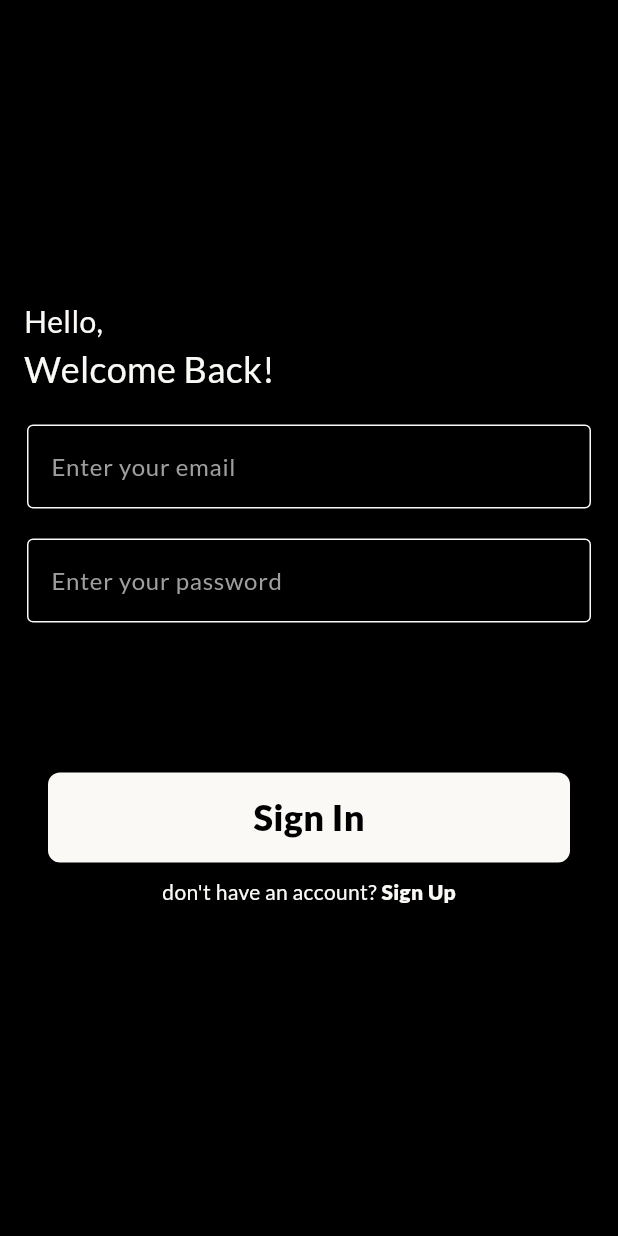
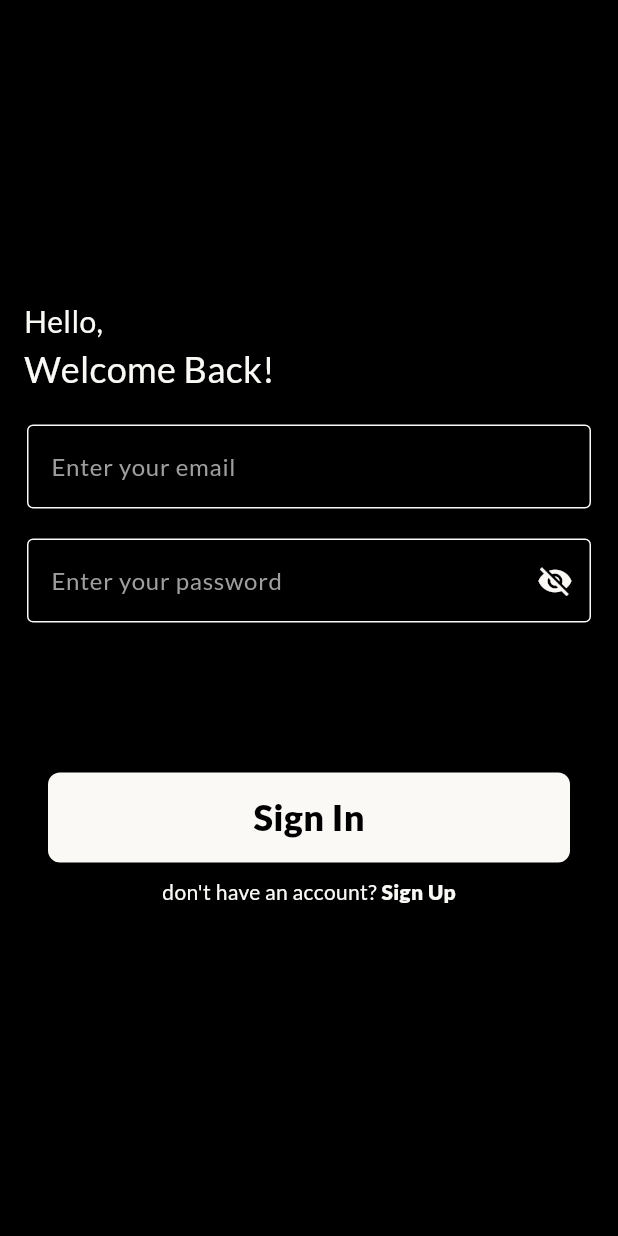
Before and after one commit to MohamedAliShosha/Quotify, a Flutter app: the screen it shows after launch, after a tap on "Get Started", on a phone screen of 412 x 824 dp. Run offline on Flutter 3.47's test engine with Material 3 defaults, Android fonts, the phone set to English and light mode, and no system bars; drawn by our look-alikes of modal_progress_hud_nsn; our stand-ins replace firebase_auth, firebase_core, go_router; missing offline and left inert: firebase_app_check; accounts and stored records are empty.

Commit message:
feat(auth): add password visibility toggle to sign in/up forms
refactor(routing): replace quotes view with home view
style: remove trailing whitespace and fix formatting

```diff
--- a/lib/core/utils/app_router.dart
+++ b/lib/core/utils/app_router.dart
@@ -2,7 +2,7 @@ import 'package:go_router/go_router.dart';
 import 'package:starter_template/features/Auth/SignIn/presentation/views/sign_in_view.dart';
 import 'package:starter_template/features/Auth/SignUp/presentation/views/sign_up_view.dart';
 import 'package:starter_template/features/OnBoarding/presentation/views/on_boarding_view.dart';
-import 'package:starter_template/features/Quotes/presentation/views/quotes_view.dart';
+import 'package:starter_template/features/Home/presentation/views/home_view.dart';
 
 abstract class AppRouter {
   // The first thing when creating routers is declaring routes variables
@@ -10,6 +10,7 @@ abstract class AppRouter {
   static const kSignUpView = '/signUpView';
   static const onBoardingView = '/onBoardingView';
   static const kQuotesView = '/quotesView';
+  static const kHomeView = '/homeView';
   static const kProfileView = '/profileView';
 
   // Then creating the router variable that = GoRouter"Contains a list of routes"
@@ -34,9 +35,9 @@ abstract class AppRouter {
         },
       ),
       GoRoute(
-        path: '/quotesView',
+        path: '/homeView',
         builder: (context, state) {
-          return const QuotesView();
+          return const HomeView();
         },
       )
     ],
--- a/lib/core/widgets/custom_email_and_password_text_form_field.dart
+++ b/lib/core/widgets/custom_email_and_password_text_form_field.dart
@@ -10,18 +10,20 @@ class CustomEmailAndPasswordTextFormField extends StatelessWidget {
       this.onChanged,
       this.hintText,
       this.obscuredText = false,
-      required this.labelText});
+      required this.labelText, this.suffixIcon});
 
   final String labelText;
   Function(String)? onChanged;
   String? hintText;
   bool? obscuredText; // I gave  it a default value of false
+  final Widget? suffixIcon;
 
   @override
   Widget build(BuildContext context) {
     return Padding(
       padding: const EdgeInsets.only(left: 10, right: 10),
       child: TextFormField(
+
         style: const TextStyle(
           color: ColorsManager.kWhiteColor,
         ),
@@ -37,7 +39,7 @@ class CustomEmailAndPasswordTextFormField extends StatelessWidget {
         },
         onChanged: onChanged,
         decoration: InputDecoration(
-
+          suffixIcon: suffixIcon,
           labelText: labelText,
           labelStyle: const TextStyle(fontSize: 16, color: ColorsManager.kGreyColor),
           hintText: hintText,
--- a/lib/features/Auth/SignIn/presentation/views/sign_in_view.dart
+++ b/lib/features/Auth/SignIn/presentation/views/sign_in_view.dart
@@ -21,6 +21,7 @@ class SignInView extends StatefulWidget {
 
 class _SignInViewState extends State<SignInView> {
   bool isLoading = false; // This is a default value
+  bool isPasswordVisible = false;
   String? email, password;
   GlobalKey<FormState> formKey = GlobalKey();
 
@@ -31,7 +32,6 @@ class _SignInViewState extends State<SignInView> {
           const CircularProgressIndicator(color: ColorsManager.kPrimaryColor),
       inAsyncCall: isLoading,
       child: Scaffold(
-
         body: Padding(
           padding: const EdgeInsets.symmetric(horizontal: 8),
           child: Form(
@@ -66,9 +66,20 @@ class _SignInViewState extends State<SignInView> {
                     height: 20,
                   ),
                   CustomEmailAndPasswordTextFormField(
+                    suffixIcon: IconButton(
+                      color: ColorsManager.kPrimaryColor,
+                      onPressed: () {
+                        setState(() {
+                          isPasswordVisible = !isPasswordVisible;
+                        });
+                      },
+                      icon: isPasswordVisible
+                          ? const Icon(Icons.visibility)
+                          : const Icon(Icons.visibility_off),
+                    ),
                     labelText: 'Enter your password',
                     obscuredText:
-                        true, // changing the value of the obsecureText to true
+                        !isPasswordVisible, // changing the value of the obsecureText to true
                     onChanged: (data) {
                       password = data;
                     },
@@ -89,7 +100,7 @@ class _SignInViewState extends State<SignInView> {
                               context: context,
                               email: email,
                               password: password);
-                              GoRouter.of(context).push(AppRouter.kQuotesView);
+                          GoRouter.of(context).push(AppRouter.kHomeView);
                           // ignore: use_build_context_synchronously
                         } on FirebaseAuthException catch (e) {
                           // ScaffoldMessenger => used to display a message that express the registeration result fail or success
@@ -115,7 +126,7 @@ class _SignInViewState extends State<SignInView> {
                     buttonTitle: 'Sign In',
                   ),
                   const SizedBox(height: 10),
-                   Row(
+                  Row(
                     mainAxisAlignment: MainAxisAlignment.center,
                     children: [
                       const CustomRedirectText(
```
Also changed, not shown: lib/features/Auth/SignUp/presentation/views/sign_up_view.dart (+22 -10 lines), lib/features/Home/presentation/views/home_view.dart (added, +10 -0 lines), lib/features/Quotes/presentation/views/quotes_view.dart (deleted, +0 -12 lines).
